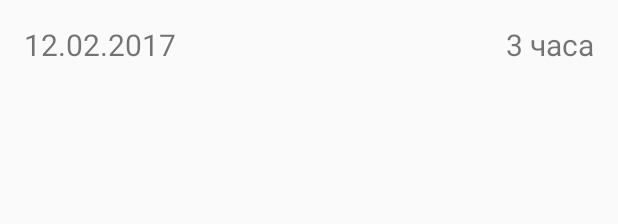
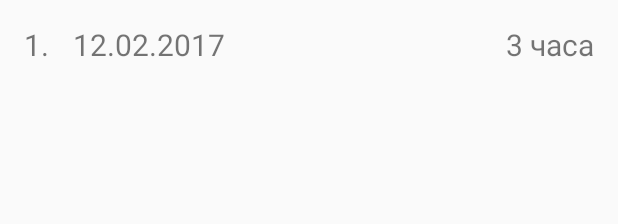
Before and after one commit to ROM-PacMe/WifiHotspotConfiguration, an Android app: the layout wifi_date_item.xml on its own in the app's theme, with its tools: preview values and no code run, on a phone screen of 412 x 824 dp. Shown: the top 224 px of the screen. Run offline under Robolectric (Android 15) with nearby library versions, the phone set to English and light mode, and no system bars.

Commit message:
19.03.17

```diff
--- a/app/src/main/java/com/islavstan/wifisetting/final_app/DBMethods.java
+++ b/app/src/main/java/com/islavstan/wifisetting/final_app/DBMethods.java
@@ -79,7 +79,8 @@ public class DBMethods {
                 do {
                     String date = c.getString(c.getColumnIndex("date"));
                     String time = c.getString(c.getColumnIndex("time"));
-                    Day day = new Day(date, time);
+                    int number = c.getInt(c.getColumnIndex("id"));
+                    Day day = new Day(date, time, number);
                     list.add(day);
 
 
--- a/app/src/main/res/layout/activity_main.xml
+++ b/app/src/main/res/layout/activity_main.xml
@@ -29,9 +29,9 @@
             android:layout_centerVertical="true"
             android:layout_marginLeft="32dp"
             android:layout_marginRight="32dp"
-            android:src="@drawable/ic_signal_wifi_4_bar_black_24dp"
-            app:fab_colorNormal="#FDC307"
-            app:fab_colorPressed="#FFEB3B" />
+            android:src="@drawable/wifi_signal"
+            app:fab_colorNormal="#FF5722"
+            app:fab_colorPressed="#FF7043" />
 
         <View
             android:layout_width="1dp"
--- a/app/src/main/res/layout/wifi_date_item.xml
+++ b/app/src/main/res/layout/wifi_date_item.xml
@@ -6,8 +6,21 @@
     <TextView
         android:layout_width="wrap_content"
         android:layout_height="wrap_content"
+      android:layout_marginLeft="16dp"
+        android:layout_marginTop="16dp"
+        android:layout_marginBottom="16dp"
+        android:id="@+id/number"
+        android:text="1."
+        android:textSize="20sp"
+
+        />
+
+    <TextView
+        android:layout_width="wrap_content"
+        android:layout_height="wrap_content"
         android:layout_margin="16dp"
         android:textSize="20sp"
+        android:layout_toRightOf="@+id/number"
         android:id="@+id/date"
         android:text="12.02.2017"/>
     <TextView
--- a/app/src/main/res/values/colors.xml
+++ b/app/src/main/res/values/colors.xml
@@ -1,6 +1,11 @@
 <?xml version="1.0" encoding="utf-8"?>
 <resources>
-    <color name="colorPrimary">#3F51B5</color>
-    <color name="colorPrimaryDark">#303F9F</color>
+    <color name="colorPrimary">#4CAF50</color>
+    <color name="colorPrimaryDark">#43A047</color>
     <color name="colorAccent">#FF4081</color>
+    <color name="red">#FF5722</color>
+    <color name="red_press">#FF7043</color>
+
+
+
 </resources>
```
Also changed, not shown: app/src/main/java/com/islavstan/wifisetting/adapter/WifiDaysRecAdapter.java (+18 -1 lines), app/src/main/java/com/islavstan/wifisetting/final_app/TimeActivity.java (+73 -13 lines), app/src/main/java/com/islavstan/wifisetting/model/Day.java (+11 -1 lines), app/src/main/res/drawable/wifi_signal.xml (added, +7 -0 lines).
